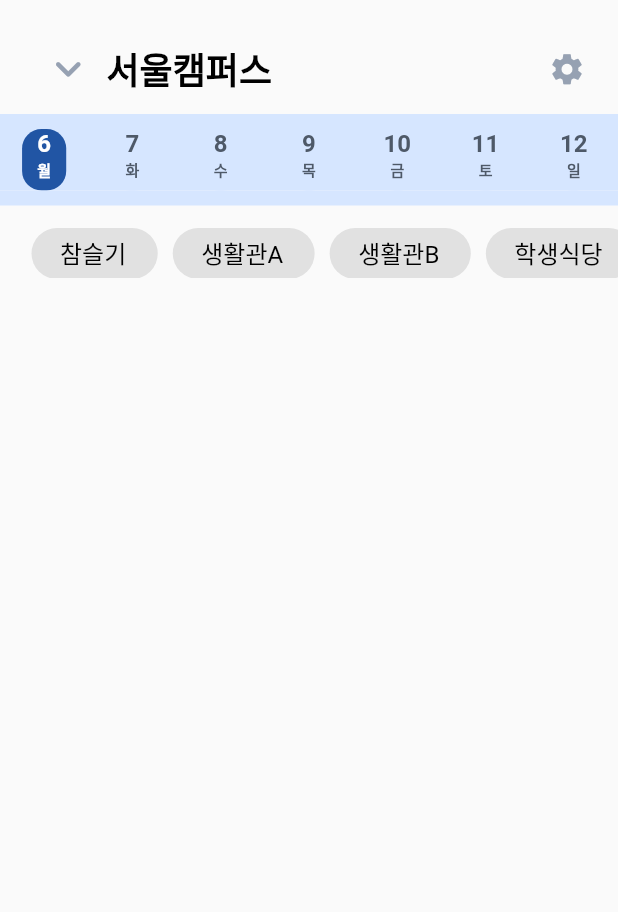
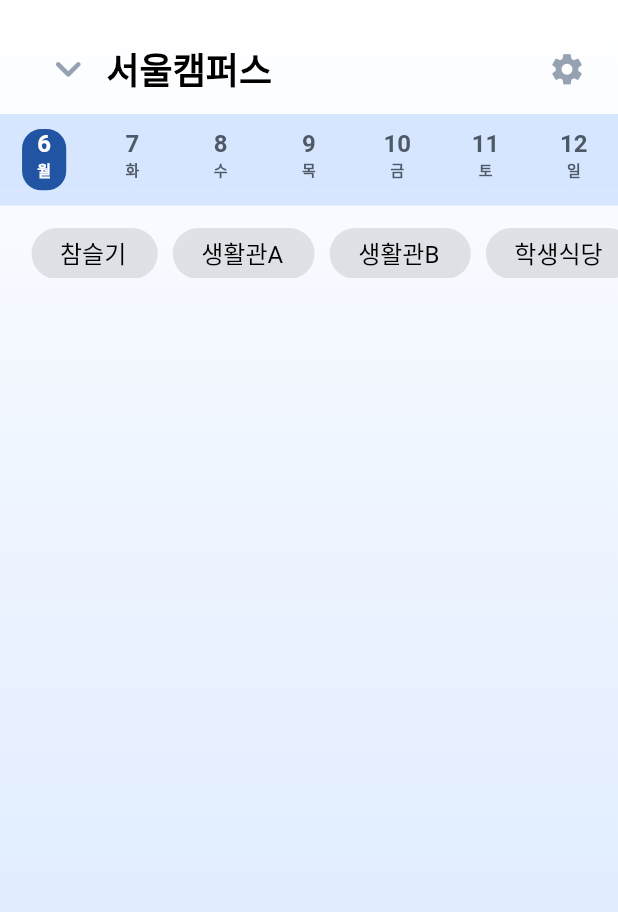
Before and after one commit to HipstuCAU/nyam_nyam_flutter, a Flutter app: the screen it shows after launch, on a phone screen of 412 x 824 dp. Shown: the top 912 px of the screen. Run offline on Flutter 3.47's test engine with Material 2 defaults, Android fonts, the phone set to English and light mode, and no system bars.

Commit message:
[feat] Background Color 적용 (#1)

```diff
--- a/lib/screens/home_screen.dart
+++ b/lib/screens/home_screen.dart
@@ -63,7 +63,11 @@ class _HomeScreenState extends State<HomeScreen> {
   @override
   Widget build(BuildContext context) {
     return Scaffold(
-      body: Column(
+      body: Container(
+        decoration: const BoxDecoration(
+          gradient: NyamColors.gradientBG,
+        ),
+        child: Column(
           children: [
             const Padding(
               padding: EdgeInsets.only(
@@ -134,6 +138,7 @@ class _HomeScreenState extends State<HomeScreen> {
             ),
           ],
         ),
+      ),
     );
   }
 }
```
Lines whose indentation alone changed are shown as unchanged.
